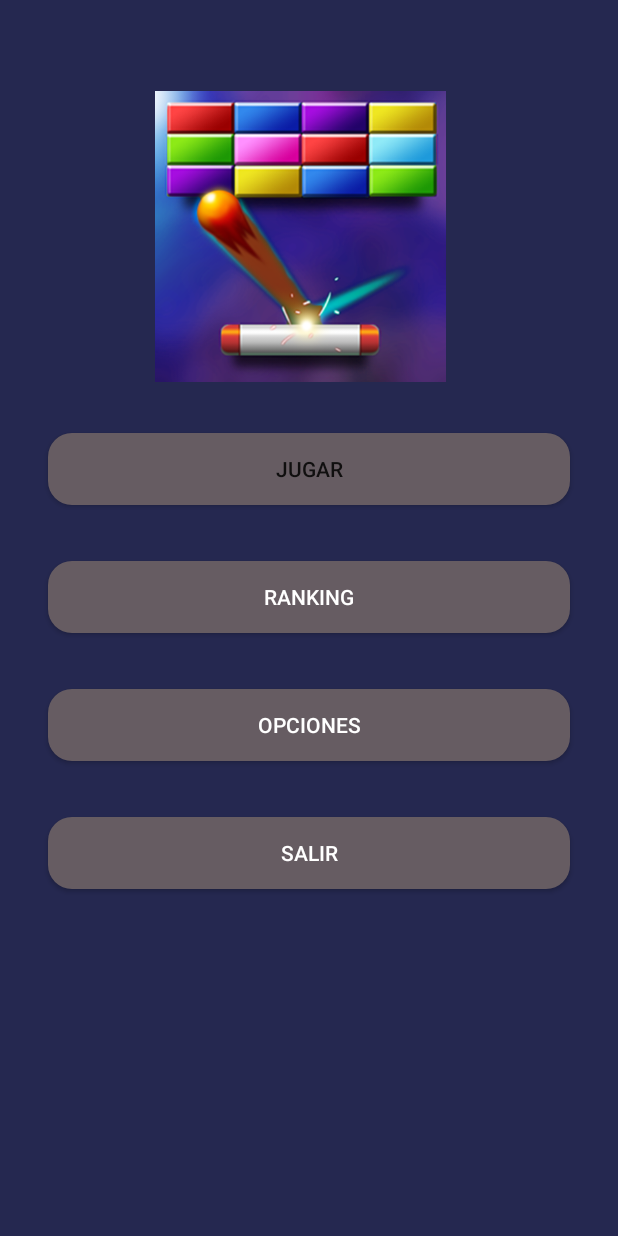
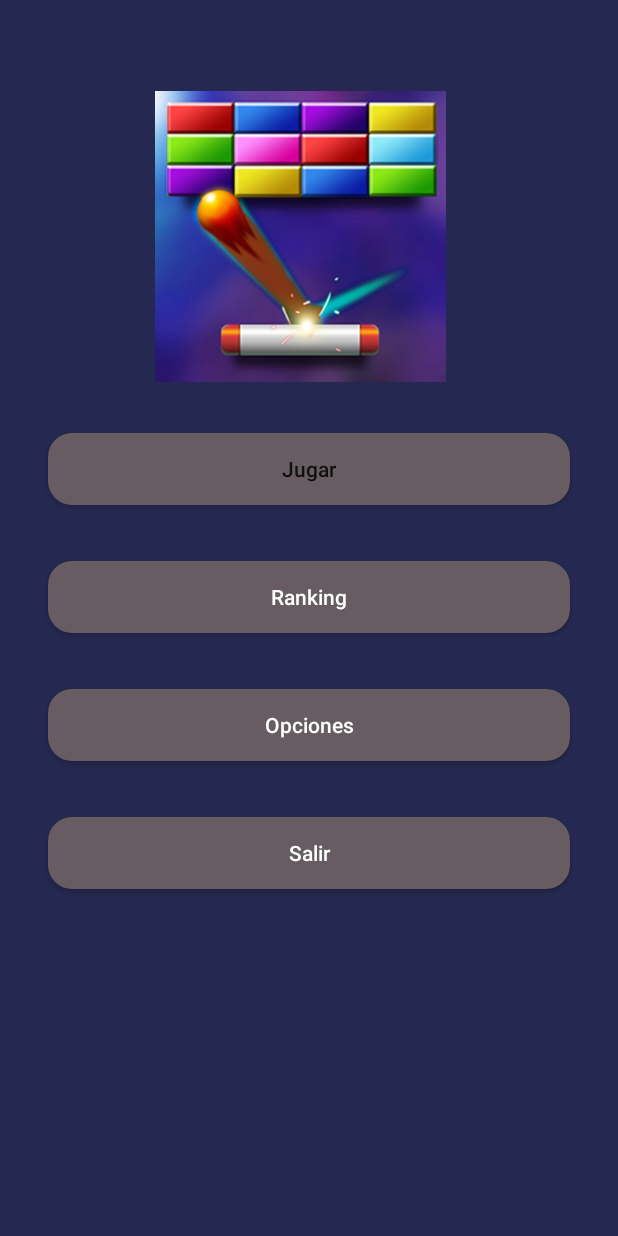
Before and after one commit to LucasM24/bouncingball, an Android app: the MenuPrincipal screen opened directly, with no data from a screen before it, on a phone screen of 412 x 824 dp. Run offline under Robolectric (Android 15) with nearby library versions, the phone set to English and light mode, and no system bars; 1 statement that could not run was skipped.

Commit message:
Se unifico el estilos de los botones en estilos_boton.xml y se agrego a cada boton de la app

```diff
--- a/app/src/main/res/layout/modelo_menu_principal.xml
+++ b/app/src/main/res/layout/modelo_menu_principal.xml
@@ -47,15 +47,10 @@
                 app:srcCompat="@drawable/ball" />
 
         <Button
+            style="@style/estilos_boton"
             android:id="@+id/button5"
-            android:layout_width="match_parent"
-            android:layout_height="wrap_content"
             android:layout_above="@+id/button6"
-            android:layout_marginStart="32dp"
-            android:layout_marginLeft="32dp"
             android:layout_marginTop="32dp"
-            android:layout_marginEnd="32dp"
-            android:layout_marginRight="32dp"
             android:layout_marginBottom="5dp"
             android:background="@drawable/press_button"
             android:hint="@string/TEXTO_BOTON_JUGAR"
@@ -66,15 +61,10 @@
             app:layout_constraintTop_toBottomOf="@+id/imageView4" />
 
     <Button
+        style="@style/estilos_boton"
         android:id="@+id/button6"
-        android:layout_width="match_parent"
-        android:layout_height="wrap_content"
         android:layout_above="@+id/button7"
-        android:layout_marginStart="32dp"
-        android:layout_marginLeft="32dp"
         android:layout_marginTop="32dp"
-        android:layout_marginEnd="32dp"
-        android:layout_marginRight="32dp"
         android:layout_marginBottom="5dp"
         android:background="@drawable/press_button"
         android:hint="@string/TEXTO_BOTON_RANKING"
@@ -84,15 +74,10 @@
         app:layout_constraintTop_toBottomOf="@+id/button5" />
 
     <Button
+        style="@style/estilos_boton"
         android:id="@+id/button7"
-        android:layout_width="match_parent"
-        android:layout_height="wrap_content"
         android:layout_above="@+id/button8"
-        android:layout_marginStart="32dp"
-        android:layout_marginLeft="32dp"
         android:layout_marginTop="32dp"
-        android:layout_marginEnd="32dp"
-        android:layout_marginRight="32dp"
         android:layout_marginBottom="5dp"
         android:background="@drawable/press_button"
         android:hint="@string/TEXTO_BOTON_OPCIONES"
@@ -102,15 +87,10 @@
         app:layout_constraintTop_toBottomOf="@+id/button6" />
 
     <Button
+        style="@style/estilos_boton"
         android:id="@+id/button8"
-        android:layout_width="match_parent"
-        android:layout_height="wrap_content"
         android:layout_alignParentBottom="true"
-        android:layout_marginStart="32dp"
-        android:layout_marginLeft="32dp"
         android:layout_marginTop="32dp"
-        android:layout_marginEnd="32dp"
-        android:layout_marginRight="32dp"
         android:layout_marginBottom="58dp"
         android:background="@drawable/press_button"
         android:hint="@string/TEXTO_BOTON_VOLVER"
--- /dev/null
+++ b/app/src/main/res/values/estilos_boton.xml
@@ -0,0 +1,12 @@
+<?xml version="1.0" encoding="utf-8"?>
+<resources>
+    <style name="estilos_boton">
+            <item name="android:layout_width">match_parent</item>
+            <item name="android:layout_height">wrap_content</item>
+            <item name="android:layout_marginStart">32dp</item>
+            <item name="android:layout_marginEnd">32dp</item>
+            <item name="android:layout_marginLeft">32dp</item>
+            <item name="android:layout_marginRight">32dp</item>
+            <item name="android:textAllCaps">false</item>
+    </style>
+</resources>
--- a/app/src/main/res/values/strings.xml
+++ b/app/src/main/res/values/strings.xml
@@ -18,6 +18,7 @@
     <string name="ETIQUETA_NIVEL_INTERMEDIO">Intermedio</string>
     <string name="ETIQUETA_NIVEL_DIFICIL">Difícil</string>
     <string name="TEXTO_BOTON_ACEPTAR">Aceptar</string>
+    <string name="TEXTO_BOTON_SIGUIENTE_NIVEL">Siguiente nivel</string>
     <string name="TEXTO_BOTON_VOLVER_MENU_PRINCIPAL">Volver al menú principal</string>
     <string name="TEXTO_PISTA_CAMPO_USUARIO">Ingrese su nombre de usuario</string>
     <string name="TEXTO_PISTA_CAMPO_CONTRASENIA">Ingrese su contraseña</string>
```
Also changed, not shown: app/src/main/res/layout/modelo_ganador.xml (+2 -6 lines), app/src/main/res/layout/modelo_iniciar_sesion.xml (+3 -21 lines), app/src/main/res/layout/modelo_opciones_del_juego.xml (+2 -12 lines), app/src/main/res/layout/modelo_perdedor.xml (+2 -5 lines), app/src/main/res/layout/modelo_puntaje_jugador.xml (+1 -6 lines), app/src/main/res/layout/modelo_registro_usuario.xml (+2 -12 lines), app/src/main/res/layout/modelo_siguiente_nivel.xml (+4 -10 lines).
